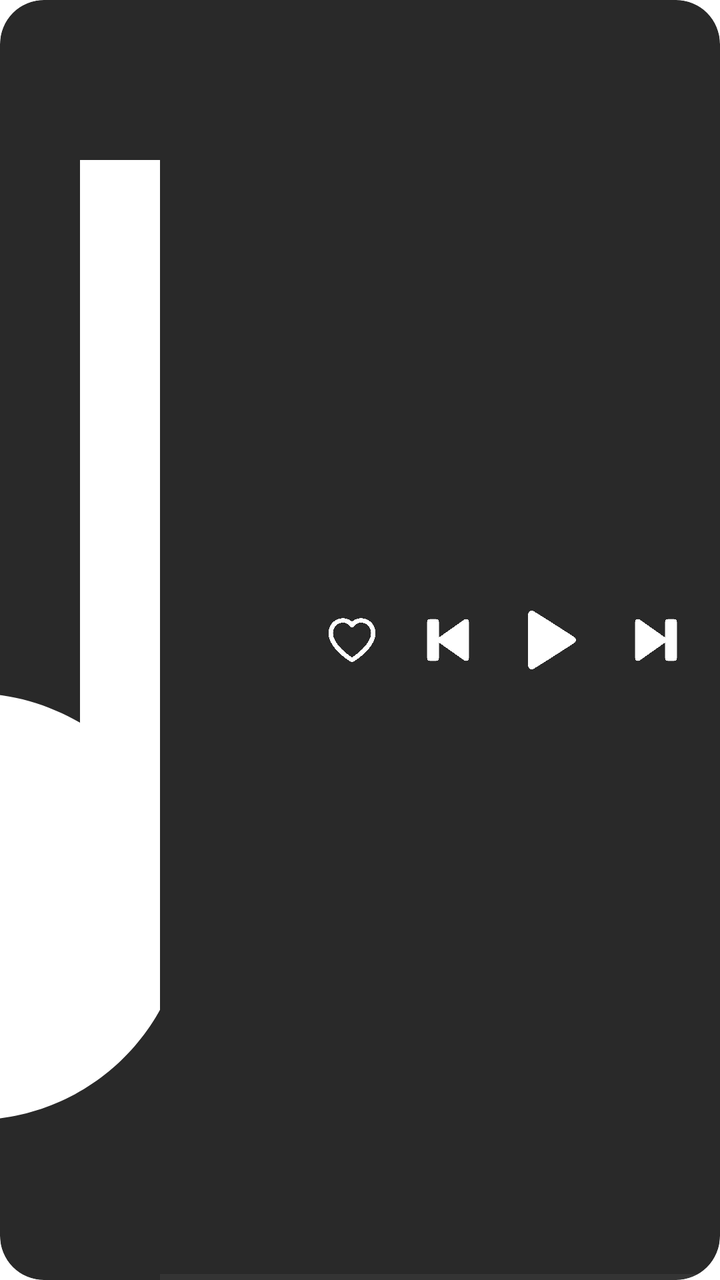
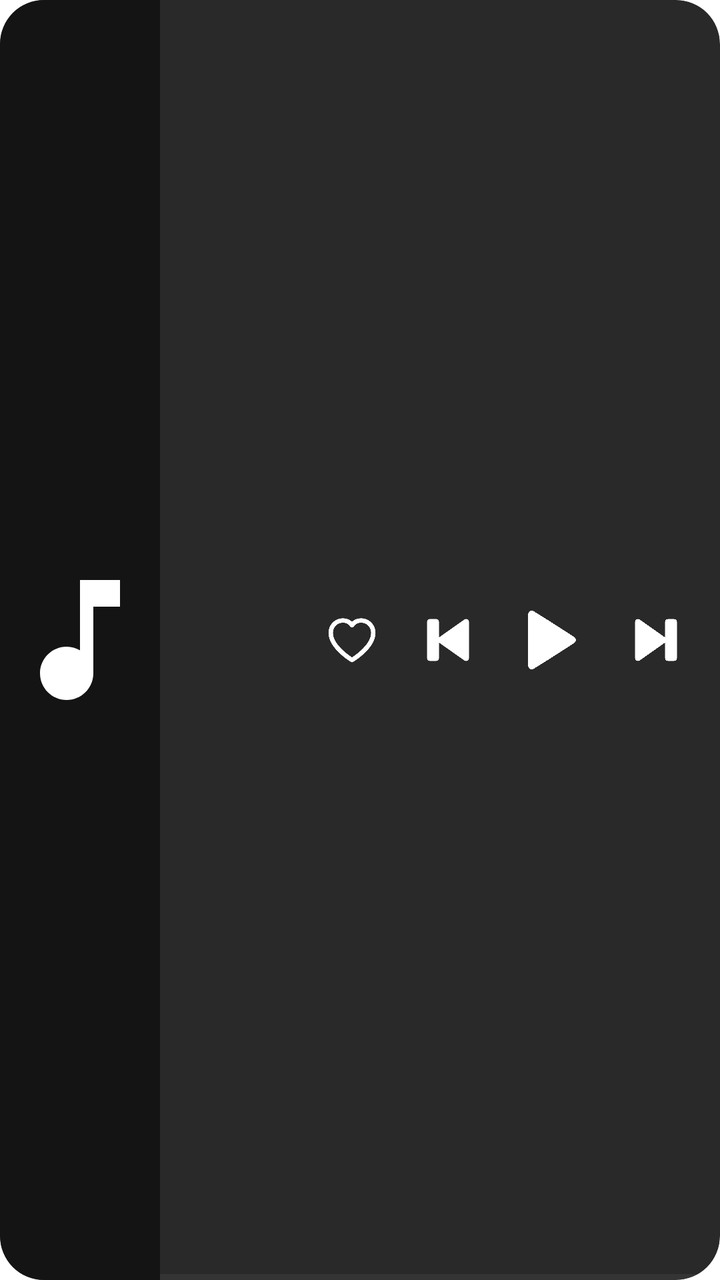

Screens rendered from an Android XML layout before and after an edit, with the pre-edit source and the edit as a unified diff.
<!-- AndroidManifest.xml: fallback theme Theme.MaterialComponents.DayNight.NoActionBar -->
<!-- res/layout/widget.xml -->
<?xml version="1.0" encoding="utf-8"?>
<FrameLayout xmlns:android="http://schemas.android.com/apk/res/android"
    android:id="@+id/root"
    android:layout_width="match_parent"
    android:layout_height="match_parent"
    android:background="@drawable/widget_bg"
    android:clipToOutline="true">

    <LinearLayout
        android:layout_width="match_parent"
        android:layout_height="match_parent"
        android:orientation="horizontal">

        <ImageView
            android:id="@+id/art"
            android:layout_width="80dp"
            android:layout_height="match_parent"
            android:scaleType="centerCrop"
            android:src="@drawable/ic_music_note" />

        <FrameLayout
            android:id="@+id/right"
            android:layout_width="0dp"
            android:layout_height="match_parent"
            android:layout_weight="1">

            <LinearLayout
                android:layout_width="match_parent"
                android:layout_height="match_parent"
                android:orientation="horizontal"
                android:gravity="center_vertical"
                android:paddingEnd="6dp">

                <LinearLayout
                    android:layout_width="0dp"
                    android:layout_height="wrap_content"
                    android:layout_weight="1"
                    android:orientation="vertical"
                    android:paddingStart="12dp">

                    <TextView
                        android:id="@+id/title"
                        android:layout_width="match_parent"
                        android:layout_height="wrap_content"
                        android:textColor="#FFFFFFFF"
                        android:textSize="17sp"
                        android:textStyle="bold"
                        android:singleLine="true"
                        android:ellipsize="end" />

                    <TextView
                        android:id="@+id/subtitle"
                        android:layout_width="match_parent"
                        android:layout_height="wrap_content"
                        android:textColor="#B3FFFFFF"
                        android:textSize="14sp"
                        android:singleLine="true"
                        android:ellipsize="end" />

                </LinearLayout>

                <CheckBox
                    android:id="@+id/like"
                    android:layout_width="44dp"
                    android:layout_height="44dp"
                    android:text=""
                    android:button="@null"
                    android:background="@drawable/like_selector"
                    android:stateListAnimator="@animator/press_scale" />

                <ImageView
                    android:id="@+id/prev"
                    android:layout_width="52dp"
                    android:layout_height="52dp"
                    android:padding="8dp"
                    android:stateListAnimator="@animator/press_scale"
                    android:src="@drawable/ic_prev" />

                <CheckBox
                    android:id="@+id/playpause"
                    android:layout_width="44dp"
                    android:layout_height="44dp"
                    android:layout_marginHorizontal="4dp"
                    android:text=""
                    android:button="@null"
                    android:background="@drawable/playpause_anim" />

                <ImageView
                    android:id="@+id/next"
                    android:layout_width="52dp"
                    android:layout_height="52dp"
                    android:padding="8dp"
                    android:stateListAnimator="@animator/press_scale"
                    android:src="@drawable/ic_next" />

            </LinearLayout>

            <ProgressBar
                android:id="@+id/progress"
                style="@android:style/Widget.Material.ProgressBar.Horizontal"
                android:layout_width="match_parent"
                android:layout_height="3dp"
                android:layout_gravity="bottom"
                android:max="1000"
                android:progressTint="#1DB954"
                android:progressBackgroundTint="#33FFFFFF" />

            <FrameLayout
                android:id="@+id/seekStrip"
                android:layout_width="match_parent"
                android:layout_height="24dp"
                android:layout_gravity="bottom"
                android:clickable="false"
                android:contentDescription="spotiwidget_seek"
                android:importantForAccessibility="yes" />

        </FrameLayout>

    </LinearLayout>

</FrameLayout>
<!-- resources referenced by this layout -->
<resources>
  <!-- drawable ic_music_note (drawable) -->
  <?xml version="1.0" encoding="utf-8"?>
  <vector xmlns:android="http://schemas.android.com/apk/res/android"
      android:width="24dp"
      android:height="24dp"
      android:viewportWidth="24"
      android:viewportHeight="24">
      <path
          android:fillColor="#FFFFFFFF"
          android:pathData="M12,3v10.55c-0.59,-0.34 -1.27,-0.55 -2,-0.55c-2.21,0 -4,1.79 -4,4s1.79,4 4,4s4,-1.79 4,-4L14,7h4L18,3h-6z" />
  </vector>
  <!-- drawable ic_next (drawable) -->
  <?xml version="1.0" encoding="utf-8"?>
  <vector xmlns:android="http://schemas.android.com/apk/res/android"
      android:width="24dp"
      android:height="24dp"
      android:viewportWidth="24"
      android:viewportHeight="24">
      <path
          android:fillColor="#FFFFFFFF"
          android:strokeColor="#FFFFFFFF"
          android:strokeWidth="2"
          android:strokeLineJoin="round"
          android:pathData="M6,18l8.5,-6L6,6v12zM16,6v12h2V6h-2z" />
  </vector>
  <!-- drawable ic_prev (drawable) -->
  <?xml version="1.0" encoding="utf-8"?>
  <vector xmlns:android="http://schemas.android.com/apk/res/android"
      android:width="24dp"
      android:height="24dp"
      android:viewportWidth="24"
      android:viewportHeight="24">
      <path
          android:fillColor="#FFFFFFFF"
          android:strokeColor="#FFFFFFFF"
          android:strokeWidth="2"
          android:strokeLineJoin="round"
          android:pathData="M6,6h2v12H6zM9.5,12l8.5,6V6z" />
  </vector>
  <!-- drawable like_selector (drawable) -->
  <?xml version="1.0" encoding="utf-8"?>
  <selector xmlns:android="http://schemas.android.com/apk/res/android">
      <item android:state_checked="true">
          <inset android:drawable="@drawable/ic_heart_filled"
              android:insetLeft="7dp" android:insetTop="7dp"
              android:insetRight="7dp" android:insetBottom="7dp" />
      </item>
      <item>
          <inset android:drawable="@drawable/ic_heart_outline"
              android:insetLeft="7dp" android:insetTop="7dp"
              android:insetRight="7dp" android:insetBottom="7dp" />
      </item>
  </selector>
  <!-- drawable widget_bg (drawable) -->
  <?xml version="1.0" encoding="utf-8"?>
  <shape xmlns:android="http://schemas.android.com/apk/res/android" android:shape="rectangle">
      <solid android:color="#E6121212" />
      <corners android:radius="22dp" />
  </shape>
  <!-- drawable ic_heart_filled (drawable) -->
  <?xml version="1.0" encoding="utf-8"?>
  <vector xmlns:android="http://schemas.android.com/apk/res/android"
      android:width="24dp"
      android:height="24dp"
      android:viewportWidth="24"
      android:viewportHeight="24">
      <path
          android:fillColor="#1DB954"
          android:strokeColor="#1DB954"
          android:strokeWidth="1.8"
          android:strokeLineJoin="round"
          android:strokeLineCap="round"
          android:pathData="M12,20 C12,20 3.5,14.9 3.5,9.2 C3.5,6.3 5.7,4.2 8.4,4.2 C10,4.2 11.3,5 12,6.1 C12.7,5 14,4.2 15.6,4.2 C18.3,4.2 20.5,6.3 20.5,9.2 C20.5,14.9 12,20 12,20 Z" />
  </vector>
  <!-- drawable avd_play_to_pause (drawable) -->
  <?xml version="1.0" encoding="utf-8"?>
  <animated-vector xmlns:android="http://schemas.android.com/apk/res/android"
      android:drawable="@drawable/play">
      <target android:name="left" android:animation="@animator/left_play_to_pause" />
      <target android:name="right" android:animation="@animator/right_play_to_pause" />
  </animated-vector>
  <!-- drawable avd_pause_to_play (drawable) -->
  <?xml version="1.0" encoding="utf-8"?>
  <animated-vector xmlns:android="http://schemas.android.com/apk/res/android"
      android:drawable="@drawable/pause">
      <target android:name="left" android:animation="@animator/left_pause_to_play" />
      <target android:name="right" android:animation="@animator/right_pause_to_play" />
  </animated-vector>
  <!-- unchanged entries left out for length: 4 -->
</resources>

<!-- the commit's change to res/layout/widget.xml (unified diff, before → after) -->
@@ -15,7 +15,8 @@
             android:id="@+id/art"
             android:layout_width="80dp"
             android:layout_height="match_parent"
-            android:scaleType="centerCrop"
+            android:background="#E6121212"
+            android:scaleType="fitCenter"
             android:src="@drawable/ic_music_note" />
 
         <FrameLayout
